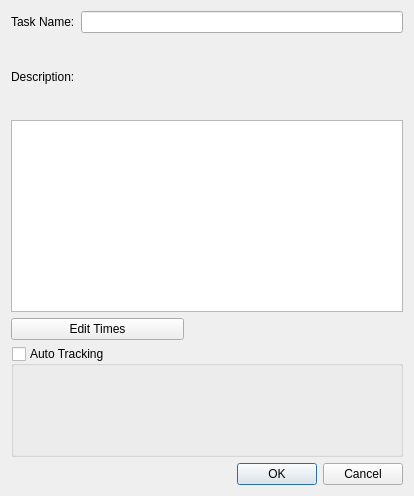
Qt form src/edittaskdialog.ui (KDE/ktimetracker) before a commit.
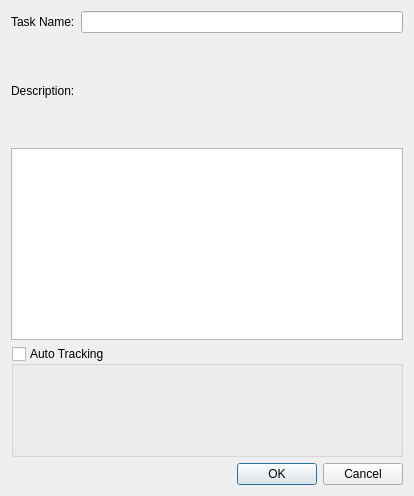
The same form after that commit.

Commit message: EditTaskDialog: Edit button "Edit Times" to dialog EditTaskDialog

```diff
--- a/src/edittaskdialog.ui
+++ b/src/edittaskdialog.ui
@@ -94,22 +94,6 @@
      </property>
     </widget>
    </item>
-   <item row="3" column="0" colspan="2">
-    <widget class="QPushButton" name="edittimespushbutton">
-     <property name="sizePolicy">
-      <sizepolicy hsizetype="Expanding" vsizetype="Fixed">
-       <horstretch>0</horstretch>
-       <verstretch>0</verstretch>
-      </sizepolicy>
-     </property>
-     <property name="whatsThis">
-      <string>To change this task's time, you have to edit its event history.</string>
-     </property>
-     <property name="text">
-      <string>Edit Times</string>
-     </property>
-    </widget>
-   </item>
   </layout>
  </widget>
  <resources/>
```
Left out of the diff: 4 changed lines with no effect on the pictures. The commit also changes 5 other files.
